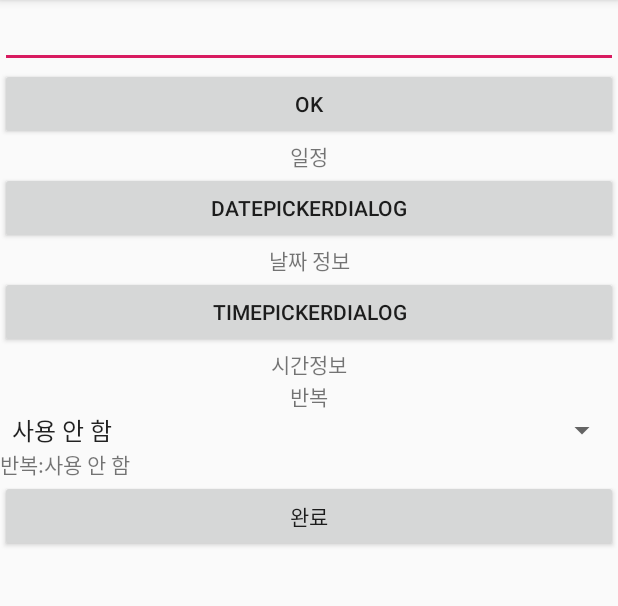
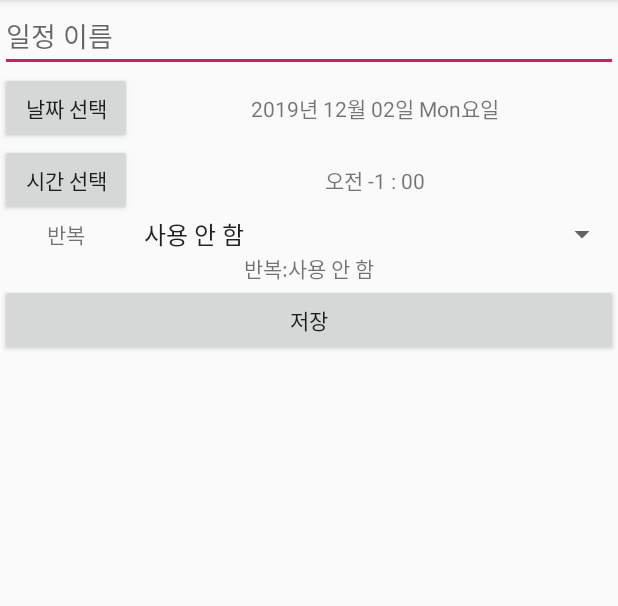
Before and after one commit to Hyesung82/dal-dal, an Android app: the ScheduleActivity screen opened directly, with no data from a screen before it, on a phone screen of 412 x 824 dp, the part 84-690 px from its top. Run offline under Robolectric (Android 15) with nearby library versions, the phone set to English and light mode, and no system bars.

Commit message:
date,time UI

```diff
--- a/DalyeoDalyeok/app/src/main/java/com/example/dalyeodalyeok/ScheduleActivity.java
+++ b/DalyeoDalyeok/app/src/main/java/com/example/dalyeodalyeok/ScheduleActivity.java
@@ -19,10 +19,9 @@ import android.widget.TimePicker;
 import androidx.appcompat.app.AppCompatActivity;
 
 import java.text.SimpleDateFormat;
+import java.util.Calendar;
 import java.util.Date;
-
-
-
+import java.util.Locale;
 
 
 public class ScheduleActivity extends AppCompatActivity {
@@ -93,28 +92,31 @@ public class ScheduleActivity extends AppCompatActivity {
         finishBtn.setOnClickListener(new View.OnClickListener() {
             @Override
             public void onClick(View v) {
+                btn_Click(v);
+
                 mDbOpenHelper.insertSchedule(selDate, selTime, selSchedule);
                 showSchedule();
 
                 finish();
             }
         });
-
-        Button OK = (Button)findViewById(R.id.OK);
-        OK.setOnClickListener(new Button.OnClickListener() {
-            @Override
-            public void onClick(View view)
-            {
-                if(view.getId() == R.id.OK) {
-                    btn_Click(view);
-                }
-            }
-        });
     }
 
-    public void InitializeView_date()
-    {
-        textView_Date = (TextView)findViewById(R.id.textView_date);
+    public void InitializeView_date() {
+        textView_Date = (TextView) findViewById(R.id.textView_date);
+        Date currentTime = Calendar.getInstance().getTime();
+        SimpleDateFormat weekdayFormat = new SimpleDateFormat("EE", Locale.getDefault());
+        SimpleDateFormat dayFormat = new SimpleDateFormat("dd", Locale.getDefault());
+        SimpleDateFormat monthFormat = new SimpleDateFormat("MM", Locale.getDefault());
+        SimpleDateFormat yearFormat = new SimpleDateFormat("yyyy", Locale.getDefault());
+
+        String weekDay = weekdayFormat.format(currentTime);
+        String year = yearFormat.format(currentTime);
+        String month = monthFormat.format(currentTime);
+        String day = dayFormat.format(currentTime);
+
+        textView_Date.setText( year + "년 " + month + "월 " + day + "일 " + weekDay + "요일");
+
     }
 
     public void InitializeListener_date()
@@ -124,10 +126,10 @@ public class ScheduleActivity extends AppCompatActivity {
             @Override
             public void onDateSet(DatePicker view, int year, int monthOfYear, int dayOfMonth)
             {
-                //int monthOfYear_update = monthOfYear + 1;
+                int monthOfYear_update = monthOfYear + 1;
                 selDate = Integer.toString(year) + "/" + Integer.toString(monthOfYear) + "/" + Integer.toString(dayOfMonth);
                 Log.d("선택된 날짜", selDate);
-                textView_Date.setText(year + "년" + monthOfYear + "월" + dayOfMonth + "일");
+                textView_Date.setText(year + "년" + monthOfYear_update+ "월" + dayOfMonth + "일");
             }
         };
     }
@@ -142,7 +144,14 @@ public class ScheduleActivity extends AppCompatActivity {
 
     public void InitializeView_time()
     {
-        textView_Date = (TextView)findViewById(R.id.textView_date);
+        textView_Time = (TextView)findViewById(R.id.textView_time);
+      String inTime = new java.text.SimpleDateFormat("HH").format(new java.util.Date());
+      int Time_h =Integer.parseInt(inTime);
+      Time_h=Time_h+1;
+      if(Time_h<=11)
+          textView_Time.setText("오전 "+Integer.toString(Time_h-12)+" : 00");
+      else
+          textView_Time.setText("오후 "+Integer.toString(Time_h-12)+" : 00");
     }
 
     public void InitializeListener_time()
@@ -168,11 +177,8 @@ public class ScheduleActivity extends AppCompatActivity {
 
     public void btn_Click(View view)
     {
-        TextView textView = (TextView)findViewById(R.id.textView2);
         EditText editText = (EditText)findViewById(R.id.schedule);
-
         selSchedule = editText.getText().toString();
-        textView.setText(editText.getText());
     }
 
     public void showSchedule() {
--- a/DalyeoDalyeok/app/src/main/res/layout/activity_schedule.xml
+++ b/DalyeoDalyeok/app/src/main/res/layout/activity_schedule.xml
@@ -6,35 +6,29 @@
     android:layout_height="match_parent"
     android:orientation="vertical"
     tools:context=".ScheduleActivity">
+    <LinearLayout
+        android:orientation="horizontal"
+        android:layout_height="wrap_content"
+        android:layout_width="match_parent">
 
         <EditText
             android:id="@+id/schedule"
             android:layout_width="match_parent"
             android:layout_height="wrap_content"
-        android:text="" />
+            android:hint="일정 이름" />
 
-    android:ems="10"
-    android:inputType="textPersonName"
+    </LinearLayout>
 
-    <Button
-        android:id="@+id/OK"
-        android:layout_width="match_parent"
+    <LinearLayout
+        android:orientation="horizontal"
         android:layout_height="wrap_content"
-        android:text="OK" />
-
-    <TextView
-        android:id="@+id/textView2"
-        android:layout_width="match_parent"
-        android:layout_height="wrap_content"
-        android:gravity="center"
-        android:text="일정" />
-
+        android:layout_width="match_parent">
         <Button
             android:id="@+id/Date_button"
-        android:layout_width="match_parent"
+            android:layout_width="wrap_content"
             android:layout_height="wrap_content"
             android:onClick="OnClickHandler_date"
-        android:text="DatePickerDialog" />
+            android:text="날짜 선택" />
 
         <TextView
             android:id="@+id/textView_date"
@@ -42,13 +36,18 @@
             android:layout_height="wrap_content"
             android:gravity="center"
             android:text="날짜 정보" />
+    </LinearLayout>
 
+    <LinearLayout
+        android:orientation="horizontal"
+        android:layout_height="wrap_content"
+        android:layout_width="match_parent">
     <Button
         android:id="@+id/Time_button"
-        android:layout_width="match_parent"
+        android:layout_width="wrap_content"
         android:layout_height="wrap_content"
         android:onClick="OnClickHandler_time"
-        android:text="TimePickerDialog" />
+        android:text="시간 선택" />
 
     <TextView
         android:id="@+id/textView_time"
@@ -56,11 +55,17 @@
         android:layout_height="wrap_content"
         android:gravity="center"
         android:text="시간정보" />
+    </LinearLayout>
+
+    <LinearLayout
+        android:orientation="horizontal"
+        android:layout_height="wrap_content"
+        android:layout_width="match_parent">
 
         <TextView
             android:id="@+id/textView"
-        android:layout_width="match_parent"
-        android:layout_height="wrap_content"
+            android:layout_width="88dp"
+            android:layout_height="match_parent"
             android:gravity="center"
             android:text="반복" />
 
@@ -68,19 +73,22 @@
         android:id="@+id/spinner"
         android:layout_width="match_parent"
         android:layout_height="wrap_content"
-        android:entries="@array/repeat_schedule" />
+        android:entries="@array/repeat_schedule"
+        android:gravity="center"/>
+    </LinearLayout>
 
     <TextView
         android:id="@+id/spinner_text"
         android:layout_width="match_parent"
         android:layout_height="wrap_content"
+        android:gravity="center"
         android:text="반복:" />
 
     <Button
         android:id="@+id/complete_button"
         android:layout_width="match_parent"
         android:layout_height="wrap_content"
-        android:text="완료" />
+        android:text="저장" />
 
 
 </LinearLayout>
```
Lines whose indentation alone changed are shown as unchanged.
